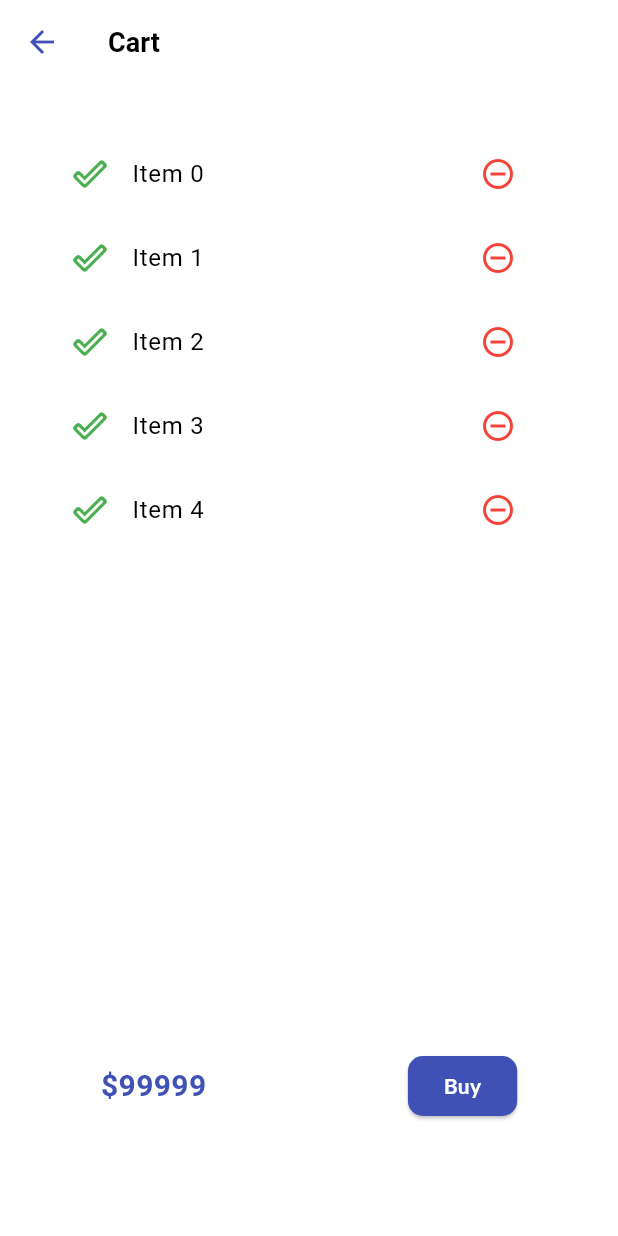
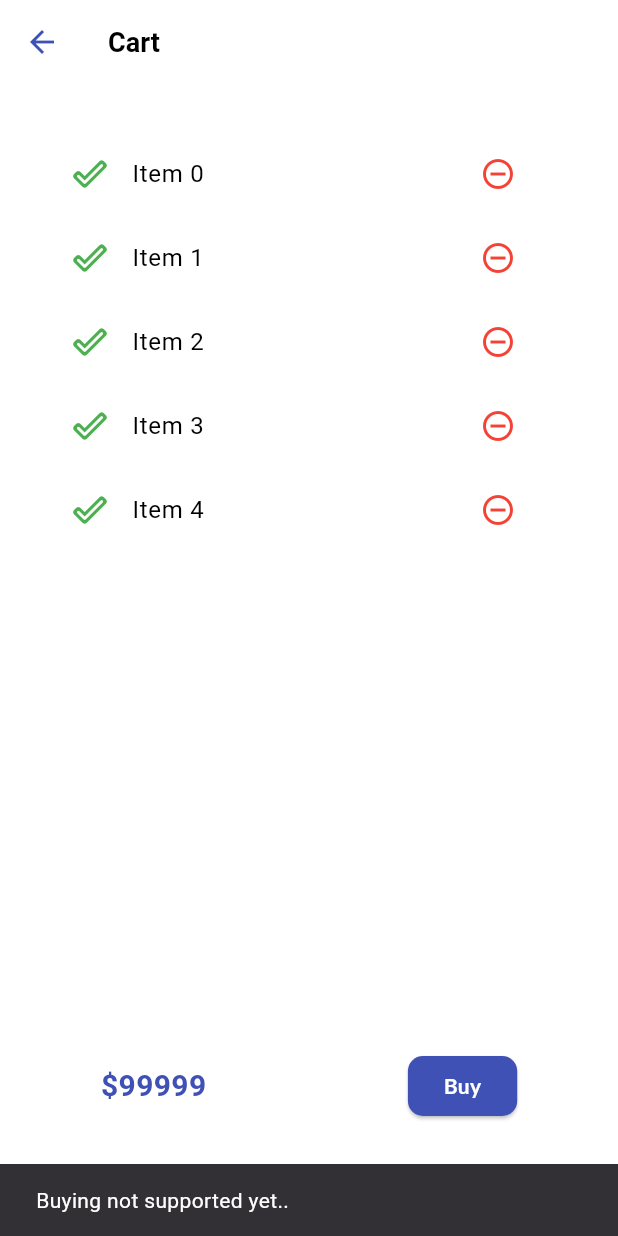
Before and after one commit to MeeturiAjay/MasterFlutter, a Flutter app: the screen it shows after launch, after a tap on "Buy", on a phone screen of 412 x 824 dp. Run offline on Flutter 3.47's test engine with Material 3 defaults, Android fonts, the phone set to English and light mode, and no system bars; our stand-ins replace google_fonts; network calls fail.

Commit message:
DAY23 - Worked on CartModel.

```diff
--- a/lib/models/catalog.dart
+++ b/lib/models/catalog.dart
@@ -1,5 +1,8 @@
 class CatalogModels {
   static List<Item> items = [];
+
+  Item getById(int id) =>
+      items.firstWhere((element) => element.id == id, orElse: null);
 }
 
 class Item {
--- a/lib/pages/cart.dart
+++ b/lib/pages/cart.dart
@@ -73,7 +73,16 @@ class CartTotal extends StatelessWidget {
                 isDarkMode ? Colors.white : Colors.indigo,
               ),
             ),
-            onPressed: () {},
+            onPressed: () {
+              ScaffoldMessenger.of(context).showSnackBar(
+                SnackBar(
+                  content: Text(
+                    "Buying not supported yet..",
+                    style: TextStyle(color: isDarkMode? Colors.black : Colors.white),
+                  ),
+                ),
+              );
+            },
             child: Text(
               "Buy",
               style: TextStyle(
@@ -107,15 +116,13 @@ class _CartListState extends State<CartList> {
           color: Colors.green,
         ),
         title: Text(
-            "Item $index",
-        style: TextStyle(
-          color: isDarkMode? Colors.white : Colors.black
-        ),
+          "Item $index",
+          style: TextStyle(color: isDarkMode ? Colors.white : Colors.black),
         ), // Display actual item names
         trailing: IconButton(
           icon: Icon(
-              Icons.remove_circle_outline,
-          color: Colors.red,
+            Icons.remove_circle_outline,
+            color: Colors.red,
           ),
           onPressed: () {},
         ),
```
Also changed, not shown: lib/models/cart_model.dart (added, +28 -0 lines).
